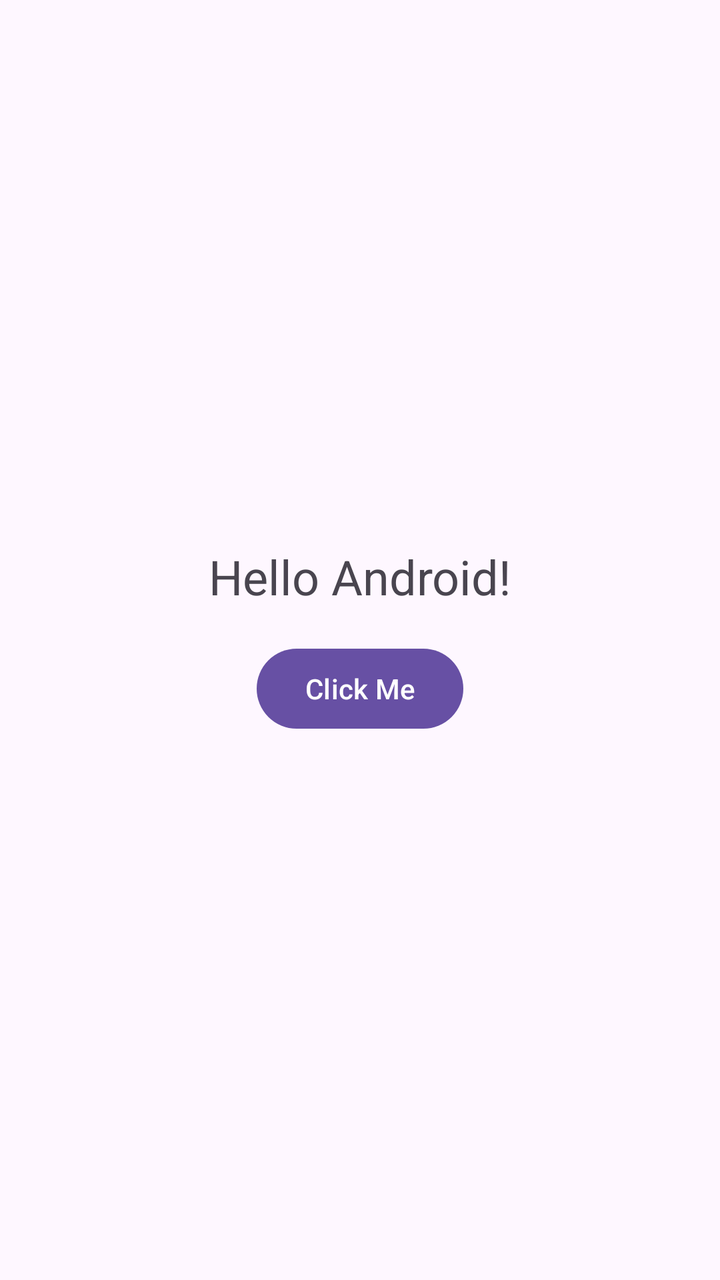
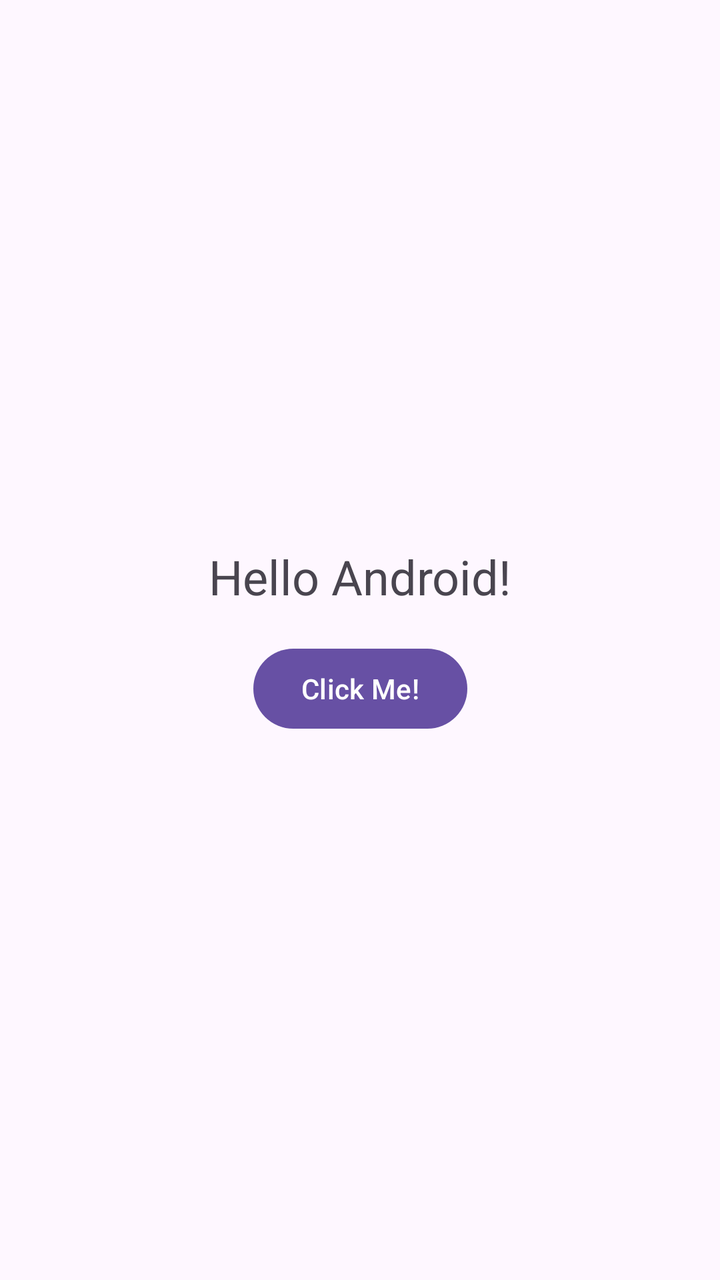

Compare the two renders of this Android layout. The source of the first and the diff that turns it into the second are given below.
<!-- AndroidManifest.xml: application theme Theme.Lab1HelloAndroid -->
<!-- res/layout/activity_main.xml -->
<?xml version="1.0" encoding="utf-8"?>
<androidx.constraintlayout.widget.ConstraintLayout
    xmlns:android="http://schemas.android.com/apk/res/android"
    xmlns:app="http://schemas.android.com/apk/res-auto"
    android:layout_width="match_parent"
    android:layout_height="match_parent">

    <TextView
        android:id="@+id/textViewMessage"
        android:layout_width="wrap_content"
        android:layout_height="wrap_content"
        android:text="Hello Android!"
        android:textSize="24sp"
        app:layout_constraintBottom_toTopOf="@+id/buttonChangeText"
        app:layout_constraintEnd_toEndOf="parent"
        app:layout_constraintStart_toStartOf="parent"
        app:layout_constraintTop_toTopOf="parent"
        app:layout_constraintVertical_chainStyle="packed" />

    <Button
        android:id="@+id/buttonChangeText"
        android:layout_width="wrap_content"
        android:layout_height="wrap_content"
        android:layout_marginTop="16dp"
        android:text="Click Me"
        app:layout_constraintBottom_toBottomOf="parent"
        app:layout_constraintEnd_toEndOf="parent"
        app:layout_constraintStart_toStartOf="parent"
        app:layout_constraintTop_toBottomOf="@id/textViewMessage" />

</androidx.constraintlayout.widget.ConstraintLayout>
<!-- resources referenced by this layout -->
<resources>
  <style name="Theme.Lab1HelloAndroid" parent="Base.Theme.Lab1HelloAndroid" />
  <style name="Base.Theme.Lab1HelloAndroid" parent="Theme.Material3.DayNight.NoActionBar">
          
          
      </style>
</resources>

<!-- the commit's change to res/layout/activity_main.xml (unified diff, before → after) -->
@@ -9,7 +9,7 @@
         android:id="@+id/textViewMessage"
         android:layout_width="wrap_content"
         android:layout_height="wrap_content"
-        android:text="Hello Android!"
+        android:text="@string/hello_txt"
         android:textSize="24sp"
         app:layout_constraintBottom_toTopOf="@+id/buttonChangeText"
         app:layout_constraintEnd_toEndOf="parent"
@@ -22,7 +22,7 @@
         android:layout_width="wrap_content"
         android:layout_height="wrap_content"
         android:layout_marginTop="16dp"
-        android:text="Click Me"
+        android:text="@string/clk_btn"
         app:layout_constraintBottom_toBottomOf="parent"
         app:layout_constraintEnd_toEndOf="parent"
         app:layout_constraintStart_toStartOf="parent"
<!-- resource entries referenced after the edit -->
@@ -1,5 +1,7 @@
 <!-- resources referenced by this layout -->
 <resources>
+  <string name="clk_btn">Click Me!</string>
+  <string name="hello_txt">Hello Android!</string>
   <style name="Theme.Lab1HelloAndroid" parent="Base.Theme.Lab1HelloAndroid" />
   <style name="Base.Theme.Lab1HelloAndroid" parent="Theme.Material3.DayNight.NoActionBar">
           
